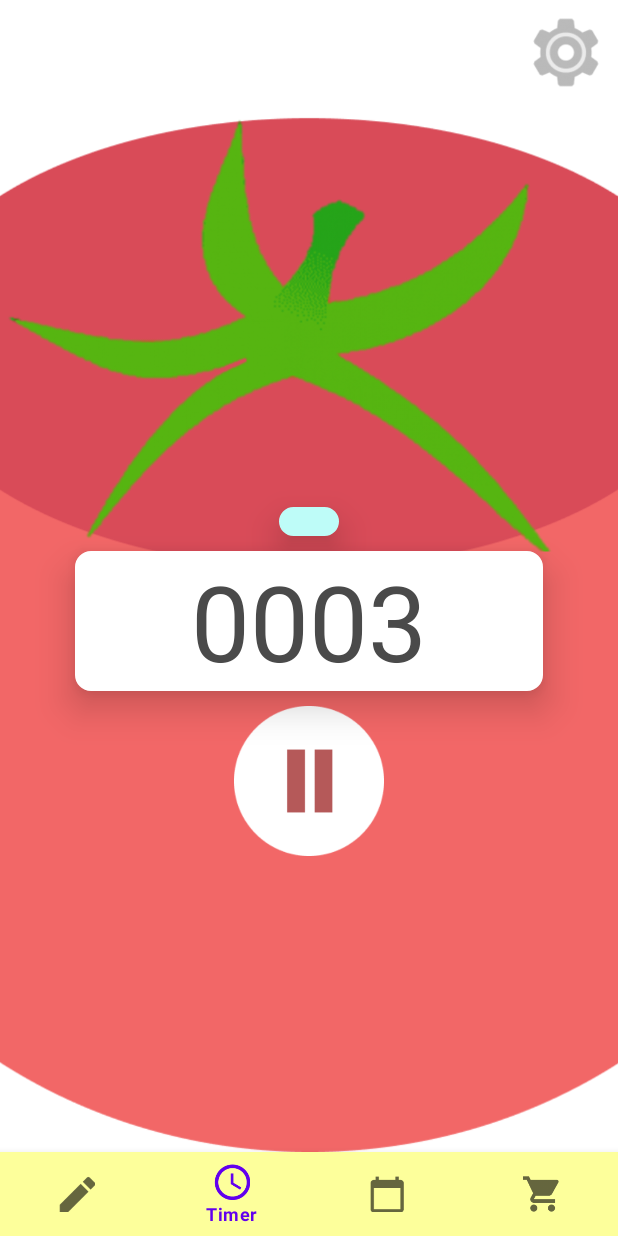
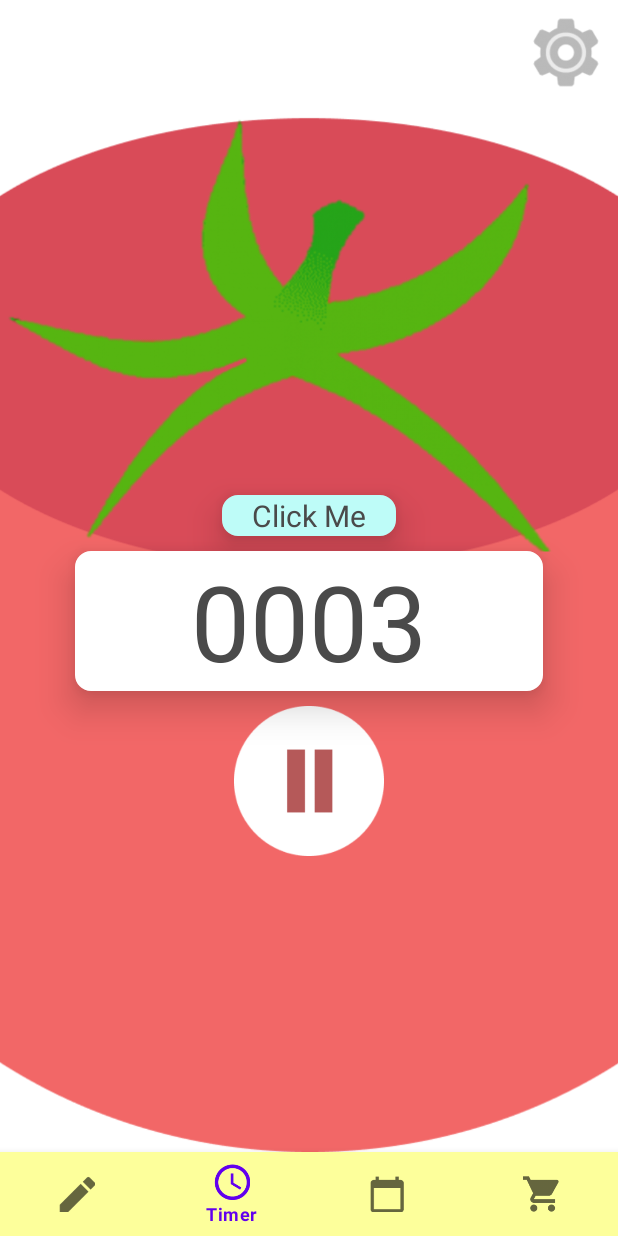
Before and after one commit to nappalion/ProducTIV, an Android app: the screen it shows after launch once a user with an empty profile is signed in (MainActivity), on a phone screen of 412 x 824 dp. Run offline under Robolectric (Android 15) with nearby library versions, the light colour scheme and no system bars; our stand-ins replace Firebase (no records; nobody signed in at launch, a user with empty details on screens opened directly); plain views replace MaskedEditText; Roboto replaces fonts that are not available here.

Commit message:
Create default value for TimerFragment choose goal

```diff
--- a/app/src/main/java/com/example/productiv/fragments/TimerFragment.java
+++ b/app/src/main/java/com/example/productiv/fragments/TimerFragment.java
@@ -94,8 +94,8 @@ public class TimerFragment extends Fragment {
             @Override
             public void onDataChange(@NonNull DataSnapshot dataSnapshot) {
                 String value = dataSnapshot.getValue(String.class);
-                Log.i(TAG, value);
-                tvGoal.setText(value);
+                if (value != null) tvGoal.setText(value);
+                else tvGoal.setText("Click Me");
             }
 
             @Override
--- a/app/src/main/res/layout/fragment_timer.xml
+++ b/app/src/main/res/layout/fragment_timer.xml
@@ -29,6 +29,7 @@
         android:paddingLeft="20sp"
         android:paddingRight="20sp"
         android:textColor="@color/dark_gray"
+        android:textSize="20sp"
         tools:text="Study" />
 
     <br.com.sapereaude.maskedEditText.MaskedEditText
```
